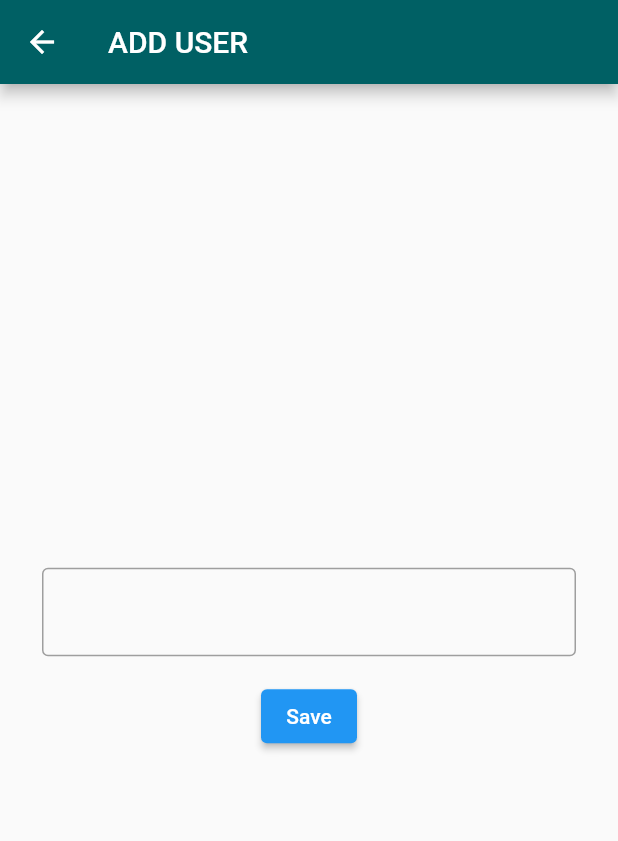
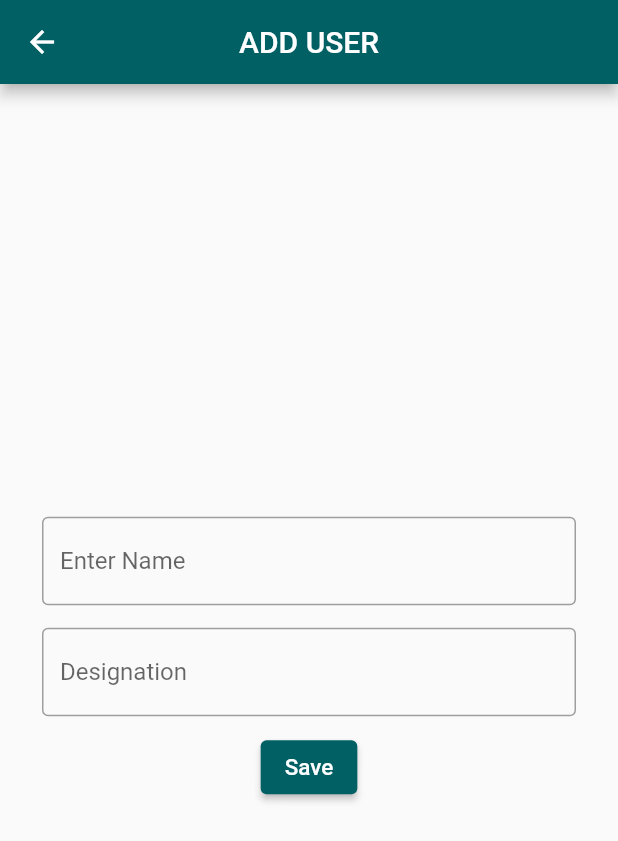
Before and after one commit to AliHassanCheema/CrudOperations, a Flutter app: the screen it shows after launch, after a tap on the "delete" icon, after a tap on the "add" icon, on a phone screen of 412 x 824 dp. Shown: the top 841 px of the screen. Run offline on Flutter 3.47's test engine with Material 2 defaults, Android fonts, the phone set to English and light mode, and no system bars; our stand-ins replace stacked.

Commit message:
commit textfield added

```diff
--- a/lib/users/adduser_vu.dart
+++ b/lib/users/adduser_vu.dart
@@ -10,20 +10,30 @@ class AddUserScreen extends StatelessWidget {
     return SafeArea(
         child: Scaffold(
       appBar: AppBar(
+
+
         backgroundColor: Colors.cyan[900],
+       centerTitle: true,
         title: const Text('ADD USER'),
       ),
+
       body: Form(
-          key: viewModel.formKey,
+
+
+
           child: Padding(
             padding: const EdgeInsets.all(28.0),
             child: Column(
               mainAxisAlignment: MainAxisAlignment.center,
               children: [
+
                 TextFormField(
+
                   initialValue: name ?? '',
+
                   onSaved: (newValue) {
                     viewModel.name = newValue;
+
                   },
                   validator: (value) {
                     if (value == null || value.isEmpty || value == '') {
@@ -31,7 +41,14 @@ class AddUserScreen extends StatelessWidget {
                     }
                     return null;
                   },
-                  decoration: const InputDecoration(
+
+                  decoration: InputDecoration(
+
+              border: InputBorder.none,
+              labelText: 'Enter Name',
+              hintText: 'Enter Your Name',
+
+
                       enabledBorder: OutlineInputBorder(
                           borderSide: BorderSide(color: Colors.grey)),
                       errorBorder: OutlineInputBorder(
@@ -40,18 +57,48 @@ class AddUserScreen extends StatelessWidget {
                           borderSide: BorderSide(color: Colors.grey)),
                       focusedBorder: OutlineInputBorder(
                           borderSide: BorderSide(color: Colors.grey))),
+
                 ),
                 const SizedBox(
-                  height: 16,
+                  height: 15,
+                ),
+                TextField(
+
+                    decoration: InputDecoration(
+              border: InputBorder.none,
+              labelText: 'Designation',
+              hintText: 'Enter you Designation',
+
+
+                      enabledBorder: OutlineInputBorder(
+                          borderSide: BorderSide(color: Colors.grey)),
+                      errorBorder: OutlineInputBorder(
+                          borderSide: BorderSide(color: Colors.grey)),
+                      focusedErrorBorder: OutlineInputBorder(
+                          borderSide: BorderSide(color: Colors.grey)),
+                      focusedBorder: OutlineInputBorder(
+                          borderSide: BorderSide(color: Colors.grey))),
+
+
+                ),
+                const SizedBox(
+                  height: 10,
                 ),
                 ElevatedButton(
+
                     onPressed: () {
+
                       viewModel.onSave();
                       if (viewModel.name != '' || viewModel.name!.isNotEmpty) {
                         Navigator.pop(context, viewModel.name);
                       }
                     },
-                    child: const Text('Save'))
+                    style: ElevatedButton.styleFrom(
+    primary: Colors.cyan[900], // Background color
+  ),
+                    child: const Text('Save'
+                    ,
+    style: TextStyle(fontSize: 15)))
               ],
             ),
           )),
--- a/lib/users/user_vm.dart
+++ b/lib/users/user_vm.dart
@@ -4,7 +4,7 @@ import 'package:stacked/stacked.dart';
 class UserviewModel extends BaseViewModel {
   String? name;
   final formKey = GlobalKey<FormState>();
-  List<String> userData = ['ALi', 'Sharjeel', 'Usman'];
+  List<String> userData = ['Sharjeel', 'Ammar', 'Lana Rose'];
   onAdd(String value) {
     userData.add(value);
     notifyListeners();
--- a/lib/users/user_vu.dart
+++ b/lib/users/user_vu.dart
@@ -14,7 +14,7 @@ class UserScreen extends ViewModelBuilderWidget<UserviewModel> {
         appBar: AppBar(
           backgroundColor: Colors.cyan[900],
           centerTitle: true,
-          title: const Text('Users'),
+          title: const Text('ADMIN'),
         ),
         body: ListView.builder(
             itemCount: viewModel.userData.length,
@@ -36,7 +36,7 @@ class UserScreen extends ViewModelBuilderWidget<UserviewModel> {
                     viewModel.onDelete(index);
                   },
                 ),
-                leading: const Icon(Icons.account_box),
+                leading: const Icon(Icons.account_balance_rounded),
                 title: Text(viewModel.userData[index]),
                 subtitle: const Text('Flutter Developer'),
               );
```
